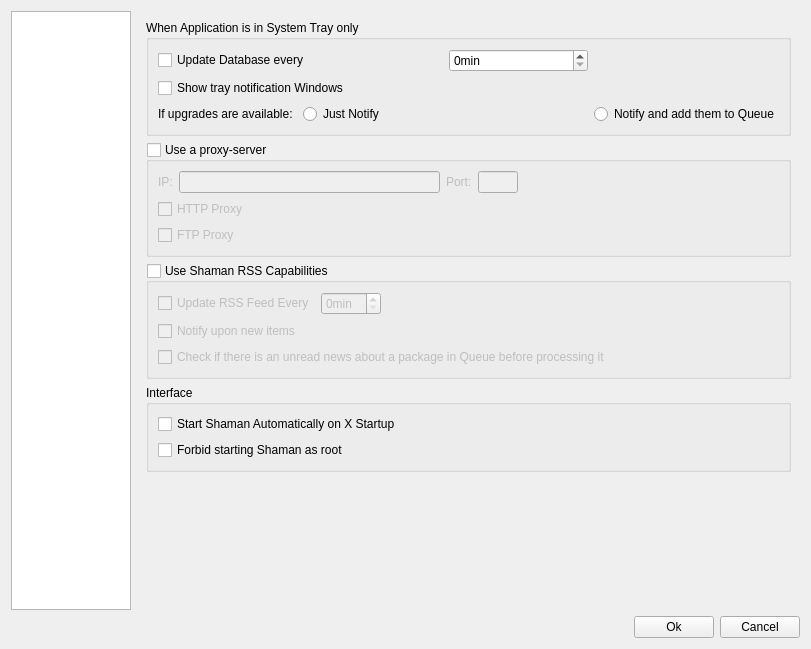
This is trunk/shaman/ui/configDialog.ui in drf/shaman1 as Qt 5 draws it before an edit. The edited form follows.
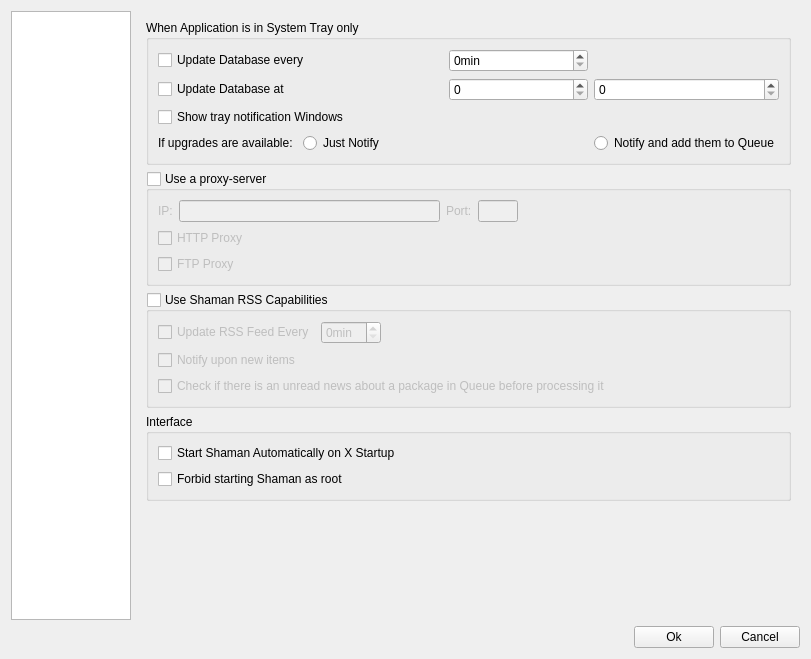
This is the edited form. The open tabs and pages were chosen to show the change. Icons and pictures are not drawn.

```diff
--- a/trunk/shaman/ui/configDialog.ui
+++ b/trunk/shaman/ui/configDialog.ui
@@ -6,7 +6,7 @@
     <x>0</x>
     <y>0</y>
     <width>811</width>
-    <height>649</height>
+    <height>659</height>
    </rect>
   </property>
   <property name="windowTitle" >
@@ -947,7 +947,7 @@
         <x>0</x>
         <y>0</y>
         <width>679</width>
-        <height>607</height>
+        <height>617</height>
        </rect>
       </property>
       <layout class="QGridLayout" >
@@ -974,7 +974,7 @@
             </property>
            </widget>
           </item>
-          <item row="1" column="0" colspan="3" >
+          <item row="2" column="0" colspan="3" >
            <widget class="QCheckBox" name="updateDbShowNotify" >
             <property name="text" >
              <string>Show tray notification Windows</string>
@@ -984,27 +984,48 @@
             </property>
            </widget>
           </item>
-          <item row="2" column="0" >
+          <item row="3" column="0" >
            <widget class="QLabel" name="label_17" >
             <property name="text" >
              <string>If upgrades are available:</string>
             </property>
            </widget>
           </item>
-          <item row="2" column="1" colspan="2" >
+          <item row="3" column="1" colspan="2" >
            <widget class="QRadioButton" name="upNotifyRadio" >
             <property name="text" >
              <string>Just Notify</string>
             </property>
            </widget>
           </item>
-          <item row="2" column="3" >
+          <item row="3" column="3" >
            <widget class="QRadioButton" name="upNotifyAddRadio" >
             <property name="text" >
              <string>Notify and add them to Queue</string>
             </property>
            </widget>
           </item>
+          <item row="1" column="0" colspan="2" >
+           <widget class="QCheckBox" name="updateDbTrayAtBox" >
+            <property name="text" >
+             <string>Update Database at</string>
+            </property>
+           </widget>
+          </item>
+          <item row="1" column="2" >
+           <widget class="QSpinBox" name="hourSchedSpin" >
+            <property name="maximum" >
+             <number>23</number>
+            </property>
+           </widget>
+          </item>
+          <item row="1" column="3" >
+           <widget class="QSpinBox" name="minuteSchedSpin" >
+            <property name="maximum" >
+             <number>59</number>
+            </property>
+           </widget>
+          </item>
          </layout>
         </widget>
        </item>
```
Left out of the diff: 6 changed lines with no effect on the pictures.
